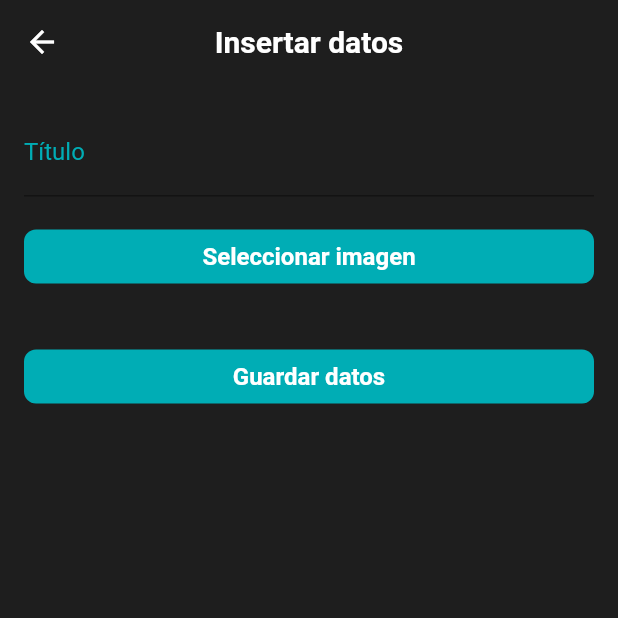
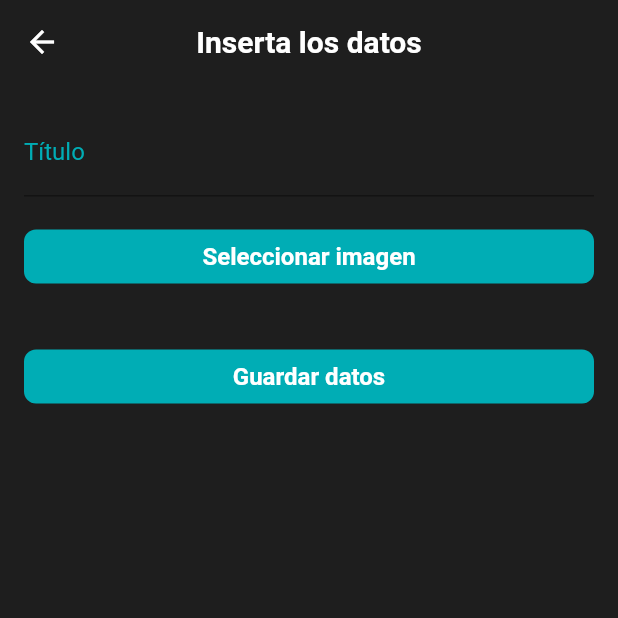
Before and after one commit to VIMarcosIV/game_keep_web_app_tfg, a Flutter app: the DataInsertion_Page screen opened directly, on a phone screen of 412 x 824 dp, the top half of it. Run offline on Flutter 3.47's test engine with Material 2 defaults, Android fonts, the phone set to English and light mode, and no system bars; our stand-ins replace cloud_firestore, firebase_auth, firebase_core, firebase_storage, flutter_spinkit; missing offline and left inert: dart:html; accounts and stored records are empty; statements that could not run were skipped.

Commit message:
Cambios menores realizados

```diff
--- a/lib/pages/dataInsertion_page.dart
+++ b/lib/pages/dataInsertion_page.dart
@@ -81,7 +81,7 @@ class _DataInsertion_PageState extends State<DataInsertion_Page> {
   Widget build(BuildContext context) {
     return Scaffold(
       appBar: AppBar(
-        title: Text('Insertar datos'),
+        title: Text('Inserta los datos'),
       ),
       body: Padding(
         padding: EdgeInsets.all(16.0),
@@ -94,6 +94,8 @@ class _DataInsertion_PageState extends State<DataInsertion_Page> {
                 controller: _titleController,
                 decoration: InputDecoration(
                   labelText: 'Título',
+                  hoverColor: Colors.white,
+                  fillColor: Colors.white,
                 ),
                 validator: (value) {
                   if (value!.isEmpty) {
--- a/lib/pages/unauthorized_page.dart
+++ b/lib/pages/unauthorized_page.dart
@@ -21,7 +21,7 @@ class UnauthorizedScreen extends StatelessWidget {
               mainAxisAlignment: MainAxisAlignment.center,
               children: [
                 Text(
-                  'No tienes los privilegios necesarios, reinicia e intentalo nuevamente con una cuenta válida',
+                  'La cuenta utilizada no posee los privilegios necesarios, reinicia la aplicación intentalo nuevamente con una cuenta válida',
                   style: Theme.of(context)
                       .textTheme
                       .headline6
```
